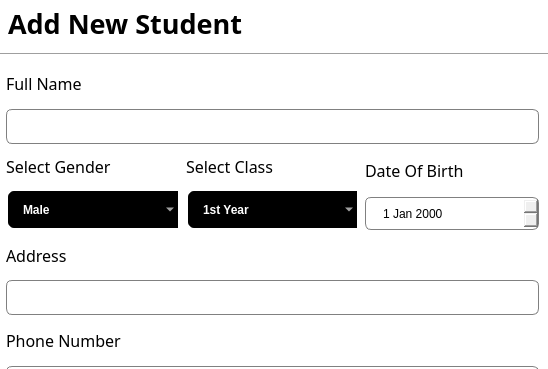
Before: the Qt Designer form dialog.ui in AwaiaTahir/Database, drawn with Qt 5; both pictures show x 0 to 548 and y 0 to 369 of the 548 by 630 pixel window.
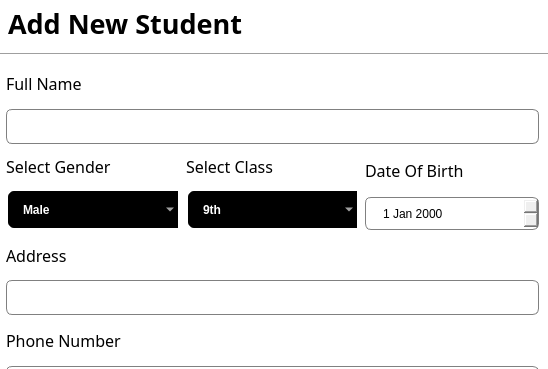
After: the same form once the commit is applied.

What changed in the file:
```diff
--- a/dialog.ui
+++ b/dialog.ui
@@ -170,6 +170,16 @@
         </item>
         <item>
          <widget class="QComboBox" name="classComboBox">
+          <item>
+           <property name="text">
+            <string>9th</string>
+           </property>
+          </item>
+          <item>
+           <property name="text">
+            <string>10th</string>
+           </property>
+          </item>
           <item>
            <property name="text">
             <string>1st Year</string>
```
Left out of the diff: 25 changed lines with no effect on the pictures.
